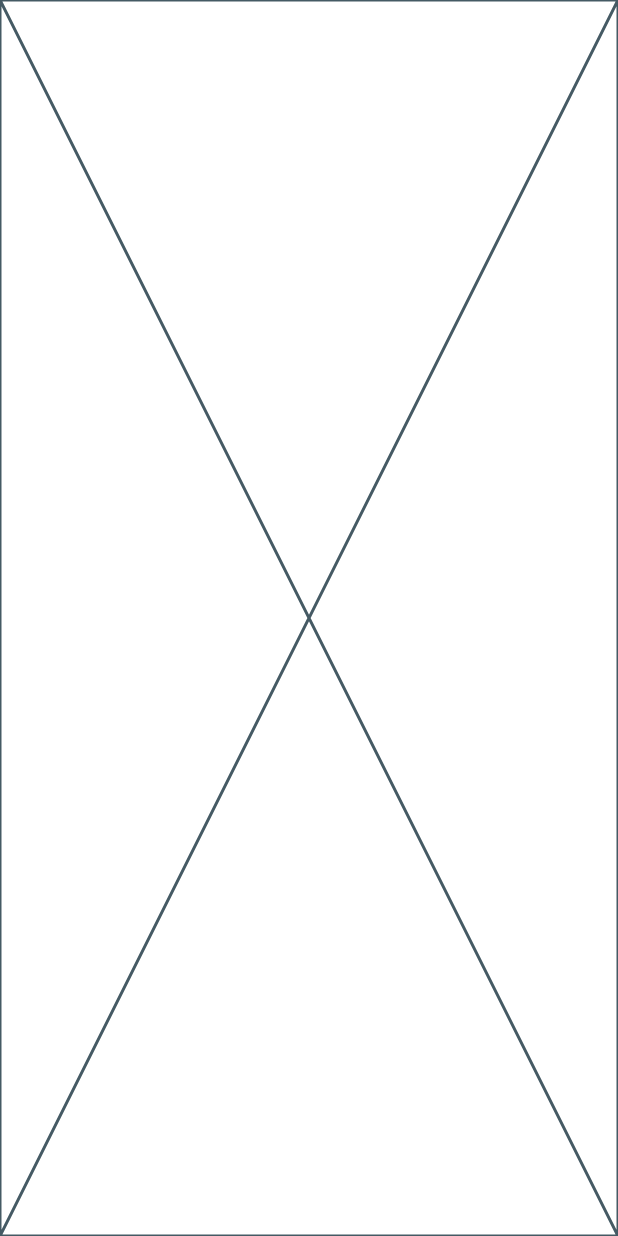
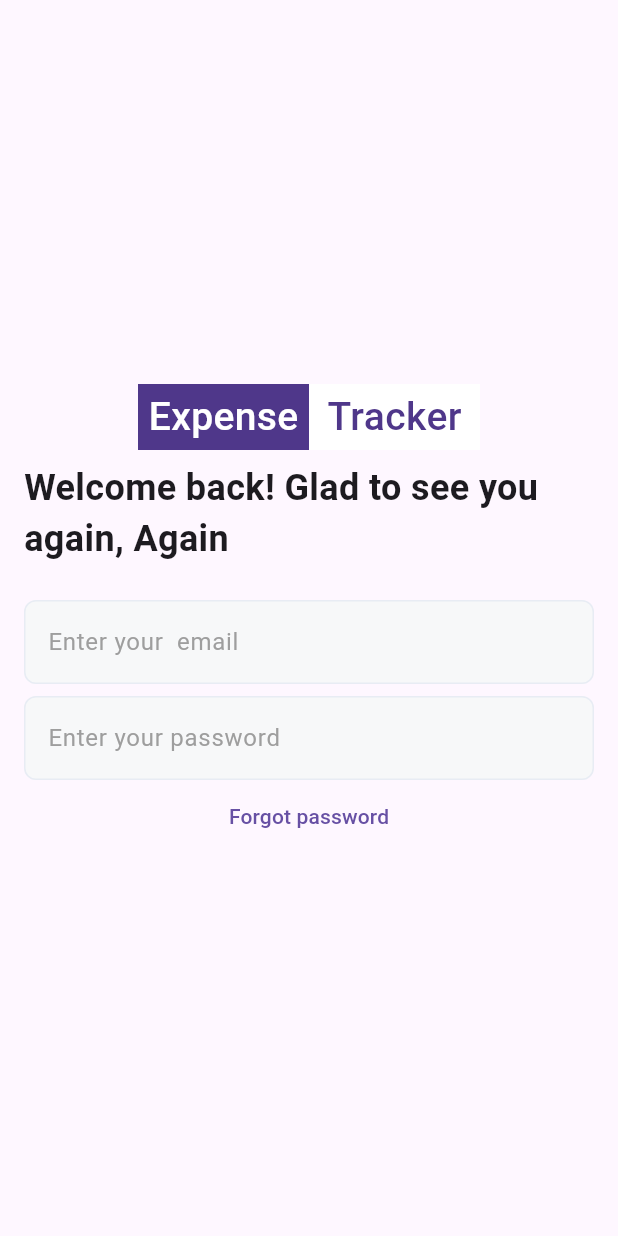
Before and after one commit to mdrahib46/Money-Manager, a Flutter app: the screen it shows after launch, on a phone screen of 412 x 824 dp. Run offline on Flutter 3.47's test engine with Material 3 defaults, Android fonts, the phone set to English and light mode, and no system bars.

Commit message:
Login page has been implemented

```diff
--- a/lib/app.dart
+++ b/lib/app.dart
@@ -6,6 +6,25 @@ class ExpenseTracker extends StatelessWidget {
 
   @override
   Widget build(BuildContext context) {
-    return MaterialApp(home: Splashscreen());
+    return MaterialApp(
+      theme: ThemeData(
+        inputDecorationTheme: InputDecorationTheme(
+          hintStyle: TextStyle(color: Colors.grey, letterSpacing: 1.2),
+          fillColor: Color(0xFFF7F8F9),
+          filled: true,
+          labelStyle: const TextStyle(color: Colors.grey),
+          suffixIconColor: Colors.grey,
+          border: OutlineInputBorder(
+            borderRadius: BorderRadius.circular(8),
+            borderSide: BorderSide(color: Color(0xFFE8ECF4)),
+          ),
+          enabledBorder: OutlineInputBorder(
+            borderRadius: BorderRadius.circular(8),
+            borderSide: BorderSide(color: Color(0xFFE8ECF4)),
+          ),
+        ),
+      ),
+      home: Splashscreen(),
+    );
   }
 }
--- a/lib/screens/login_screen.dart
+++ b/lib/screens/login_screen.dart
@@ -1,10 +1,42 @@
 import 'package:flutter/material.dart';
+import 'package:moneytracker/widgets/app_name_logo.dart';
 
 class LoginScreen extends StatelessWidget {
   const LoginScreen({super.key});
 
   @override
   Widget build(BuildContext context) {
-    return const Placeholder();
+    return Scaffold(
+      body: SafeArea(
+        child: Padding(
+          padding: const EdgeInsets.all(16.0),
+          child: Column(
+            mainAxisAlignment: MainAxisAlignment.center,
+            children: [
+              AppNameLogoWidget(),
+              const SizedBox(height: 8),
+              Text(
+                "Welcome back! Glad to see you again, Again",
+                style: TextStyle(fontSize: 24, fontWeight: FontWeight.bold),
+              ),
+              const SizedBox(height: 24),
+              TextFormField(
+                decoration: InputDecoration(labelText: "Enter your  email"),
+              ),
+              const SizedBox(height: 8),
+              TextFormField(
+                decoration: InputDecoration(labelText: "Enter your password"),
+              ),
+              Align(
+                child: TextButton(
+                  onPressed: () {},
+                  child: Text('Forgot password'),
+                ),
+              ),
+            ],
+          ),
+        ),
+      ),
+    );
   }
 }
```
